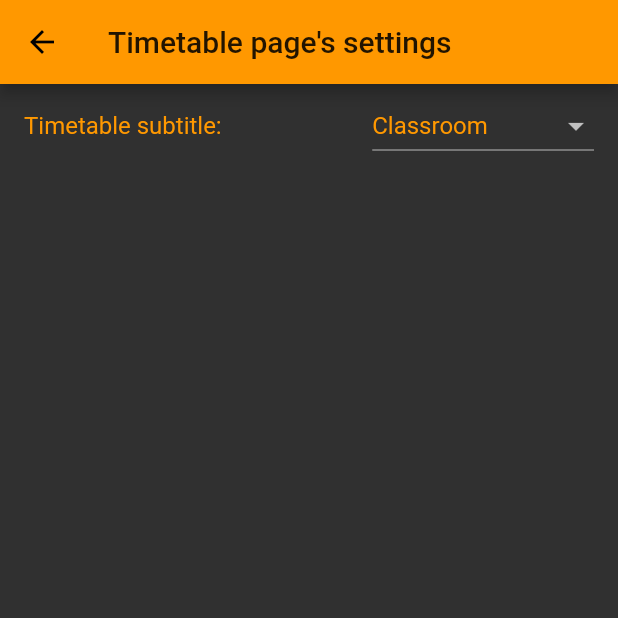
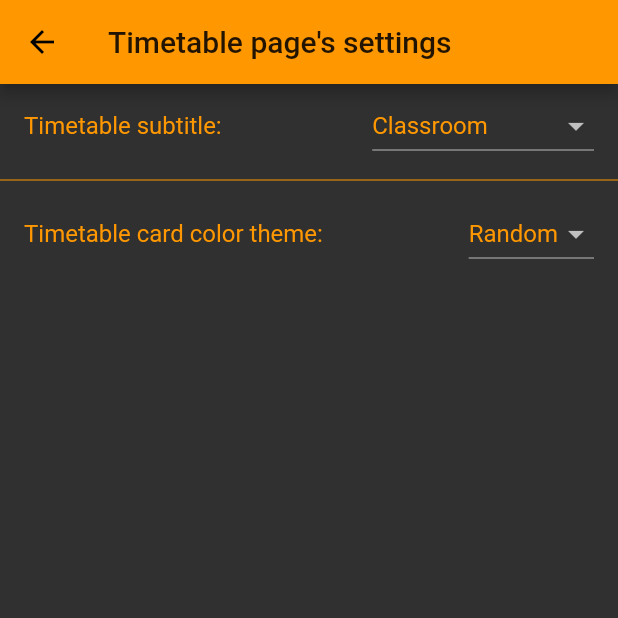
Before and after one commit to NovySoft/novyNaplo, a Flutter app: the TimetableSettings screen opened directly, on a phone screen of 412 x 824 dp, the top half of it. Run offline on Flutter 3.47's test engine with Material 2 defaults, Android fonts, the phone set to English and light mode, and no system bars; our stand-ins replace charts_flutter, connectivity, dynamic_theme, firebase_analytics, firebase_core, firebase_crashlytics and 12 more; missing offline and left inert: android_alarm_manager, charts_common, customgauge, encrypt, firebase_performance, flutter_calendar_week and 1 more; accounts and stored records are empty.

Commit message:
Dark timetable cards

```diff
--- a/lib/helpers/notification/notificationReceiver.dart
+++ b/lib/helpers/notification/notificationReceiver.dart
@@ -14,7 +14,6 @@ import 'package:novynaplo/helpers/misc/capitalize.dart';
 import 'package:novynaplo/helpers/misc/waitWhile.dart';
 import 'package:novynaplo/helpers/navigation/globalKeyNavigation.dart';
 import 'package:novynaplo/helpers/toasts/errorToast.dart';
-import 'package:novynaplo/helpers/ui/colorHelper.dart';
 import 'package:novynaplo/helpers/ui/getRandomColors.dart';
 import 'package:novynaplo/i18n/translationProvider.dart';
 import 'package:novynaplo/global.dart' as globals;
@@ -33,7 +32,10 @@ import 'package:novynaplo/ui/screens/notices_tab.dart' as noticesTab;
 import 'package:novynaplo/ui/screens/statistics_tab.dart' as statsTab;
 import 'package:novynaplo/ui/screens/timetable_detail_tab.dart';
 import 'package:novynaplo/ui/screens/timetable_tab.dart' as timetableTab;
+import 'package:novynaplo/helpers/ui/cardColor/absenceCard.dart';
+import 'package:novynaplo/helpers/ui/cardColor/markCard.dart';
 import 'notificationHelper.dart';
+
 //FIXME: Do not use random colors
 
 class NotificationReceiver {
--- /dev/null
+++ b/lib/helpers/ui/cardColor/absenceCard.dart
@@ -0,0 +1,14 @@
+import 'package:flutter/material.dart';
+import 'package:novynaplo/data/models/absence.dart';
+
+Color getAbsenceCardColor(Absence absence) {
+  Color color = Colors.purple;
+  if (absence.justificationState == "Igazolando") {
+    color = Colors.yellow;
+  } else if (absence.justificationState == "Igazolatlan") {
+    color = Colors.red;
+  } else if (absence.justificationState == "Igazolt") {
+    color = Colors.green;
+  }
+  return color;
+}
--- /dev/null
+++ b/lib/helpers/ui/cardColor/timetableCard.dart
@@ -0,0 +1,20 @@
+import 'package:flutter/material.dart';
+import 'package:novynaplo/data/models/lesson.dart';
+import 'package:novynaplo/global.dart' as globals;
+import 'package:novynaplo/helpers/ui/getRandomColors.dart';
+import 'package:novynaplo/ui/screens/marks_tab.dart' as marksPage;
+
+Color getTimetableCardColor({@required Lesson lesson, @required int index}) {
+  Color color = Colors.purple;
+  if (globals.timetableCardTheme == "Véletlenszerű") {
+    if (index >= marksPage.colors.length) {
+      color = getRandomColors(1)[0];
+      marksPage.colors.add(color);
+    } else {
+      color = marksPage.colors[index];
+    }
+  } else if (globals.timetableCardTheme == "Dark") {
+    color = Color(0xFF212121);
+  }
+  return color;
+}
--- a/lib/i18n/english.dart
+++ b/lib/i18n/english.dart
@@ -73,6 +73,7 @@ final Map<String, String> translation = {
   "startStop": "Beggining-Ending",
   "period": "Period",
   "marksCardColorTheme": "Marks card color theme",
+  "timetableCardTheme": "Timetable card color theme",
   "random": "Random",
   "evaulationValue": "Evaulation value",
   "oneColor": "One color",
--- a/lib/i18n/hungarian.dart
+++ b/lib/i18n/hungarian.dart
@@ -247,7 +247,8 @@ final Map<String, String> translation = {
   "teacher": "Tanár",
   "startStop": "Kezdés-Befejezés",
   "period": "Időtartam",
-  "marksCardColorTheme": "Jegykártyák színe",
+  "marksCardColorTheme": "Jegy kártyák színe",
+  "timetableCardTheme": "Órarend kártyák színe",
   "random": "Véletlen",
   "evaulationValue": "Értékelés nagysága",
   "oneColor": "Egyszínű",
--- a/lib/ui/screens/absences_tab.dart
+++ b/lib/ui/screens/absences_tab.dart
@@ -7,7 +7,7 @@ import 'package:charts_flutter/flutter.dart' as charts;
 import 'package:novynaplo/helpers/charts/absencesCharts.dart';
 import 'package:novynaplo/helpers/misc/capitalize.dart';
 import 'package:novynaplo/helpers/ui/parseSubjectToIcon.dart';
-import 'package:novynaplo/helpers/ui/colorHelper.dart';
+import 'package:novynaplo/helpers/ui/cardColor/absenceCard.dart';
 import 'package:novynaplo/i18n/translationProvider.dart';
 import 'package:novynaplo/ui/widgets/AnimatedTitleSubtitleCard.dart';
 
--- a/lib/ui/screens/marks_tab.dart
+++ b/lib/ui/screens/marks_tab.dart
@@ -17,7 +17,6 @@ import 'package:novynaplo/helpers/notification/notificationHelper.dart';
 import 'package:novynaplo/global.dart' as globals;
 import 'package:novynaplo/helpers/backgroundFetchHelper.dart';
 import 'package:novynaplo/helpers/toasts/errorToast.dart';
-import 'package:novynaplo/helpers/ui/colorHelper.dart';
 import 'package:novynaplo/helpers/ui/getMarkCardSubtitle.dart';
 import 'package:novynaplo/helpers/ui/getRandomColors.dart';
 import 'package:novynaplo/ui/screens/login_page.dart' as login;
@@ -28,6 +27,7 @@ import 'package:novynaplo/ui/widgets/Drawer.dart';
 import 'dart:async';
 import 'package:novynaplo/i18n/translationProvider.dart';
 import 'package:novynaplo/main.dart' as main;
+import 'package:novynaplo/helpers/ui/cardColor/markCard.dart';
 
 List<Evals> allParsedByDate = [];
 List<List<Evals>> allParsedBySubject = [];
--- a/lib/ui/screens/reports_tab.dart
+++ b/lib/ui/screens/reports_tab.dart
@@ -3,7 +3,7 @@ import 'package:flutter/material.dart';
 import 'package:material_design_icons_flutter/material_design_icons_flutter.dart';
 import 'package:novynaplo/data/models/evals.dart';
 import 'package:novynaplo/helpers/misc/capitalize.dart';
-import 'package:novynaplo/helpers/ui/colorHelper.dart';
+import 'package:novynaplo/helpers/ui/cardColor/markCard.dart';
 import 'package:novynaplo/i18n/translationProvider.dart';
 import 'package:novynaplo/ui/screens/reports_detail_tab.dart';
 import 'package:novynaplo/ui/widgets/AnimatedLeadingTrailingCard.dart';
--- a/lib/ui/screens/settings/timetable_settings.dart
+++ b/lib/ui/screens/settings/timetable_settings.dart
@@ -9,6 +9,41 @@ class TimetableSettings extends StatefulWidget {
 }
 
 class _TimetableSettingsState extends State<TimetableSettings> {
+  List<DropdownMenuItem<String>> _dropDownItems = [
+    DropdownMenuItem(
+      value: "Véletlenszerű",
+      child: Text(
+        getTranslatedString("random"),
+      ),
+    ),
+  ];
+
+  @override
+  void initState() {
+    if (globals.darker)
+      _dropDownItems.insert(
+        1,
+        DropdownMenuItem(
+          value: "Dark",
+          child: Text(
+            getTranslatedString("dark"),
+          ),
+        ),
+      );
+    else if (globals.timetableCardTheme == "Dark") {
+      globals.timetableCardTheme = "Véletlenszerű";
+      FirebaseCrashlytics.instance.setCustomKey(
+        "timetableCardTheme",
+        globals.timetableCardTheme,
+      );
+      globals.prefs.setString(
+        "timetableCardTheme",
+        globals.timetableCardTheme,
+      );
+    }
+    super.initState();
+  }
+
   @override
   Widget build(BuildContext context) {
     return Scaffold(
@@ -17,7 +52,7 @@ class _TimetableSettingsState extends State<TimetableSettings> {
       ),
       body: ListView.separated(
           separatorBuilder: (context, index) => Divider(),
-          itemCount: 1,
+          itemCount: 2,
           itemBuilder: (context, index) {
             switch (index) {
               case 0:
@@ -68,6 +103,28 @@ class _TimetableSettingsState extends State<TimetableSettings> {
                   ),
                 );
                 break;
+              case 1:
+                return ListTile(
+                  title: Text("${getTranslatedString("timetableCardTheme")}:"),
+                  trailing: DropdownButton<String>(
+                    items: _dropDownItems,
+                    onChanged: (String value) async {
+                      FirebaseCrashlytics.instance.setCustomKey(
+                        "timetableCardTheme",
+                        value,
+                      );
+                      globals.prefs.setString(
+                        "timetableCardTheme",
+                        value,
+                      );
+                      setState(() {
+                        globals.timetableCardTheme = value;
+                      });
+                    },
+                    value: globals.timetableCardTheme,
+                  ),
+                );
+                break;
               default:
             }
             return SizedBox(height: 10, width: 10);
--- a/lib/ui/screens/timetable_detail_tab.dart
+++ b/lib/ui/screens/timetable_detail_tab.dart
@@ -67,7 +67,9 @@ class _TimetableDetailTabState extends State<TimetableDetailTab> {
               background: Icon(
                 icon,
                 size: 150,
-                color: Colors.black38,
+                color: globals.timetableCardTheme == "Dark"
+                    ? Colors.grey[350]
+                    : Colors.black38,
                 textDirection: TextDirection.ltr,
               ),
             ),
```
Also changed, not shown: lib/global.dart (+14 -2 lines), lib/helpers/ui/cardColor/markCard.dart (renamed from lib/helpers/ui/colorHelper.dart, +0 -13 lines), lib/ui/screens/settings/ui_settings.dart (+25 -11 lines), lib/ui/screens/timetable_tab.dart (+5 -9 lines), lib/ui/widgets/AnimatedTimetableCard.dart (+23 -12 lines).
